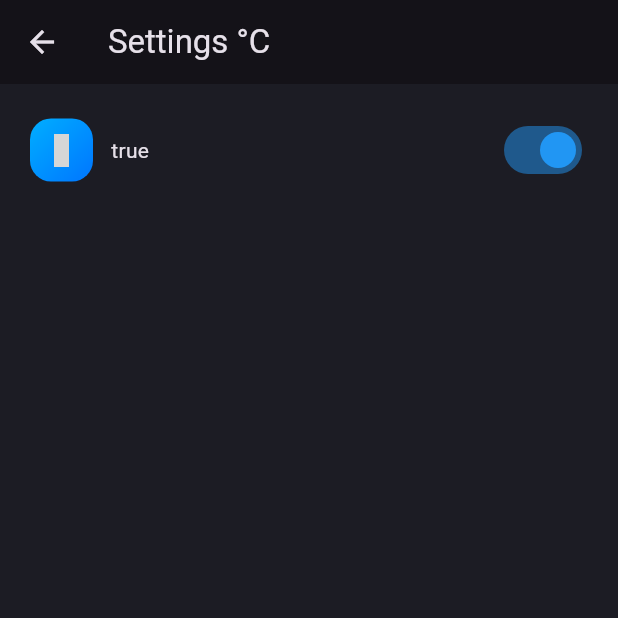
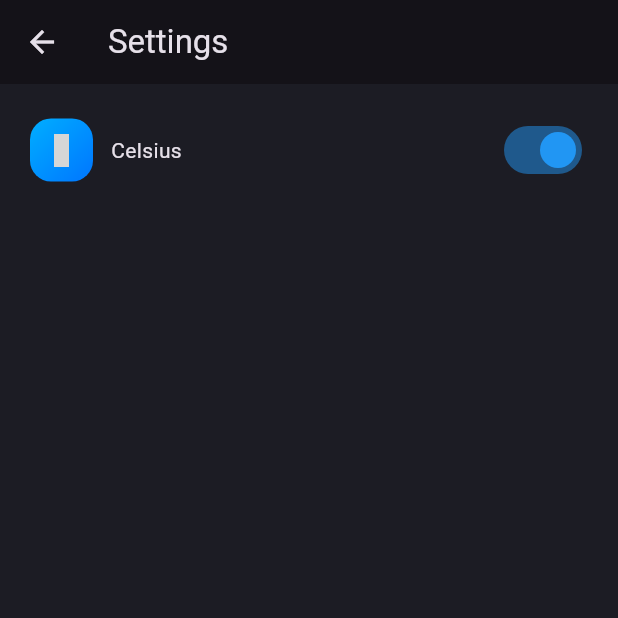
Before and after one commit to Muhameed06/TestingWeatherApp, a Flutter app: the SettingsPage screen opened directly, after a tap on the "arrow back" icon, on a phone screen of 412 x 824 dp, the top half of it. Run offline on Flutter 3.47's test engine with Material 3 defaults, Android fonts, the phone set to English and light mode, and no system bars; our stand-ins replace flutter_bloc, fpdart, hugeicons; grey boxes are pictures that could not be loaded.

Commit message:
Clean up the code and added some improvements

```diff
--- a/lib/core/usecases/usecase.dart
+++ b/lib/core/usecases/usecase.dart
@@ -1,6 +1,6 @@
 import 'package:fpdart/fpdart.dart';
 import 'package:weather_app/core/error/failures.dart';
 
-abstract interface class Usecase<SuccessType, Params> {
+abstract class Usecase<SuccessType, Params> {
   Future<Either<Failure, SuccessType>> call(Params params);
 }
--- a/lib/features/data/datasources/weather_data_source.dart
+++ b/lib/features/data/datasources/weather_data_source.dart
@@ -4,7 +4,6 @@ import 'package:weather_app/features/domain/services/weather_service.dart';
 
 abstract interface class WeatherDataSource {
   Future<Weather> getWeather({required String cityName});
-  Future<String> getCurrentCity();
 }
 
 class WeatherDataSourceImplementation implements WeatherDataSource {
@@ -20,9 +19,4 @@ class WeatherDataSourceImplementation implements WeatherDataSource {
       throw ServerException(e.toString());
     }
   }
-
-  @override
-  Future<String> getCurrentCity() {
-    throw UnimplementedError();
-  }
 }
--- a/lib/features/data/repositories/weather_repository_implementation.dart
+++ b/lib/features/data/repositories/weather_repository_implementation.dart
@@ -17,6 +17,8 @@ class WeatherRepositoryImplementation implements WeatherRepository {
       return right(weather);
     } on ServerException catch (e) {
       return left(Failure(e.message));
+    } catch (e) {
+      return left(Failure('An unexpected error occurred'));
     }
   }
 }
--- a/lib/features/domain/repository/weather_repository.dart
+++ b/lib/features/domain/repository/weather_repository.dart
@@ -2,6 +2,6 @@ import 'package:fpdart/fpdart.dart';
 import 'package:weather_app/core/error/failures.dart';
 import 'package:weather_app/features/data/models/weather_model.dart';
 
-abstract interface class WeatherRepository {
+abstract class WeatherRepository {
   Future<Either<Failure, Weather>> getWeather({required String cityName});
 }
--- a/lib/features/presentation/bloc/weather_bloc.dart
+++ b/lib/features/presentation/bloc/weather_bloc.dart
@@ -1,5 +1,6 @@
 import 'package:flutter/material.dart';
 import 'package:flutter_bloc/flutter_bloc.dart';
+import 'package:weather_app/core/error/exceptions.dart';
 import 'package:weather_app/features/data/models/weather_model.dart';
 import 'package:weather_app/features/domain/usecases/get_weather.dart';
 
@@ -8,7 +9,7 @@ part 'weather_state.dart';
 
 class WeatherBloc extends Bloc<WeatherEvent, WeatherState> {
   final WeatherUsecase _getWeather;
-  bool _isCelcius = true; // Default value
+  bool _isCelcius = true;
 
   WeatherBloc({required WeatherUsecase getWeather})
       : _getWeather = getWeather,
@@ -26,12 +27,16 @@ class WeatherBloc extends Bloc<WeatherEvent, WeatherState> {
 
     on<WeatherFetchEvent>(
       (event, emit) async {
+        try {
           final response =
               await _getWeather(GetWeatherParams(cityName: event.cityName));
           response.fold(
             (failure) => emit(WeatherFailureState(failure.message)),
             (weather) => emit(WeatherSuccessState(weather)),
           );
+        } on ServerException catch (e) {
+          emit(WeatherFailureState(e.message));
+        }
       },
     );
 
@@ -48,23 +53,19 @@ class WeatherBloc extends Bloc<WeatherEvent, WeatherState> {
     );
 
     on<WeatherUnitToCelciusEvent>(
-      (event, emit) async {
+      (event, emit) {
         _isCelcius = true;
-        final currentState = state;
-        print("State kur e qesum celcius ${currentState}");
         emit(WeatherSettingsState(true, event.weather));
       },
     );
 
     on<WeatherUnitToFarenheitEvent>(
-      (event, emit) async {
+      (event, emit) {
         _isCelcius = false;
-        final currentState = state;
-        print("State kur e qesum kalvin ${currentState}");
         emit(WeatherSettingsState(false, event.weather));
       },
     );
   }
 
-  bool get currentUnit => _isCelcius; // Getter to access the current unit
+  bool get currentUnit => _isCelcius;
 }
--- a/lib/features/presentation/bloc/weather_state.dart
+++ b/lib/features/presentation/bloc/weather_state.dart
@@ -24,8 +24,3 @@ final class WeatherSettingsState extends WeatherState {
   final Weather? weather;
   const WeatherSettingsState(this.isCelcius, this.weather);
 }
-
-final class WeatherUnitChangedState extends WeatherState {
-  final bool isCelcius;
-  const WeatherUnitChangedState(this.isCelcius);
-}
--- a/lib/features/presentation/pages/settings_page.dart
+++ b/lib/features/presentation/pages/settings_page.dart
@@ -14,39 +14,28 @@ class SettingsPage extends StatefulWidget {
 class _SettingsPageState extends State<SettingsPage> {
   @override
   Widget build(BuildContext context) {
-    return BlocListener<WeatherBloc, WeatherState>(
-      listener: (context, state) {
-        if (state is WeatherSettingsState) {
-          print("muhamed ${state}");
-        }
-      },
-      child: Scaffold(
+    return Scaffold(
       appBar: AppBar(
-          leading: IconButton(
+        leading: BlocBuilder<WeatherBloc, WeatherState>(
+          builder: (context, state) {
+            return IconButton(
               onPressed: () async {
-              final currentState = context.read<WeatherBloc>().state;
                 final isCelcius = context.read<WeatherBloc>().currentUnit;
 
-              if (currentState is WeatherSettingsState) {
-                print("Mir o ");
-                print("Temperature ${currentState.weather?.temperature}");
+                if (state is WeatherSettingsState) {
                   context.read<WeatherBloc>().add(
-                    WeatherInitializeEvent(currentState.weather, isCelcius));
+                      WeatherInitializeEvent(state.weather, isCelcius));
                 } else {
-                print("Keq o ");
                   context
                       .read<WeatherBloc>()
                       .add(WeatherInitializeEvent(null, isCelcius));
                 }
               },
               icon: const Icon(Icons.arrow_back),
-          ),
-          title: BlocBuilder<WeatherBloc, WeatherState>(
-            builder: (context, state) {
-              final isCelcius = context.read<WeatherBloc>().currentUnit;
-              return Text('Settings ${isCelcius ? "°C" : "°F"}');
+            );
           },
         ),
+        title: const Text('Settings'),
       ),
       body: Padding(
         padding: const EdgeInsets.all(20),
@@ -54,7 +43,6 @@ class _SettingsPageState extends State<SettingsPage> {
           children: [SettingsRow(item: settingsItem[0])],
         ),
       ),
-      ),
     );
   }
 }
--- a/lib/features/presentation/widgets/settings_row.dart
+++ b/lib/features/presentation/widgets/settings_row.dart
@@ -40,7 +40,7 @@ class _SettingsRowState extends State<SettingsRow> {
               ),
               const SizedBox(width: 12),
               Text(
-                '${context.read<WeatherBloc>().currentUnit}',
+                context.read<WeatherBloc>().currentUnit ? 'Celsius' : 'Kelvin',
               ),
             ],
           ),
@@ -50,25 +50,15 @@ class _SettingsRowState extends State<SettingsRow> {
           value: context.read<WeatherBloc>().currentUnit,
           onChanged: (value) {
             final currentState = context.read<WeatherBloc>().state;
-            print("State n toggle ${currentState}");
             setState(() {
               isSwitched = value;
             });
 
             if (currentState is WeatherSettingsState) {
-              print(
-                  "Temperatura n toggle ${currentState.weather?.temperature}");
               context.read<WeatherBloc>().add(value
                   ? WeatherUnitToCelciusEvent(currentState.weather)
                   : WeatherUnitToFarenheitEvent(currentState.weather));
             }
-            // context.read<WeatherBloc>().add(value
-            //     ? const WeatherUnitToCelciusEvent(null)
-            //     : const WeatherUnitToFarenheitEvent(null));
-
-            // context.read<WeatherBloc>().add(value
-            //     ? const WeatherInitializeEvent(null, true)
-            //     : const WeatherInitializeEvent(null, false));
           },
         ),
       ],
--- a/lib/features/presentation/widgets/weather_details.dart
+++ b/lib/features/presentation/widgets/weather_details.dart
@@ -60,7 +60,6 @@ class WeatherDetailsCard extends StatelessWidget {
                 ],
               ),
               const SizedBox(height: 8),
-              // Second Row of Cards
               Row(
                 children: [
                   Expanded(
--- a/lib/main.dart
+++ b/lib/main.dart
@@ -37,9 +37,9 @@ class MyApp extends StatelessWidget {
     return BlocBuilder<WeatherBloc, WeatherState>(
       builder: (context, state) {
         if (state is WeatherInitialState) {
-          return const WeatherPage();
+          return WeatherPage();
         } else if (state is WeatherSuccessState) {
-          return const WeatherPage();
+          return WeatherPage();
         } else if (state is WeatherSettingsState) {
           return const SettingsPage();
         } else {
```
Also changed, not shown: lib/features/data/models/weather_model.dart (+32 -16 lines), lib/features/domain/services/weather_service.dart (+19 -1 lines), lib/features/presentation/pages/weather_page.dart (+35 -69 lines). Lines whose indentation alone changed are shown as unchanged.
